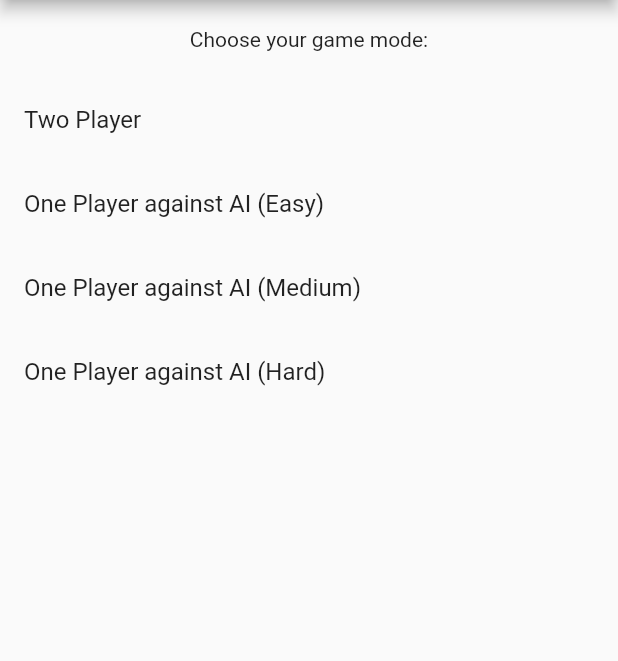
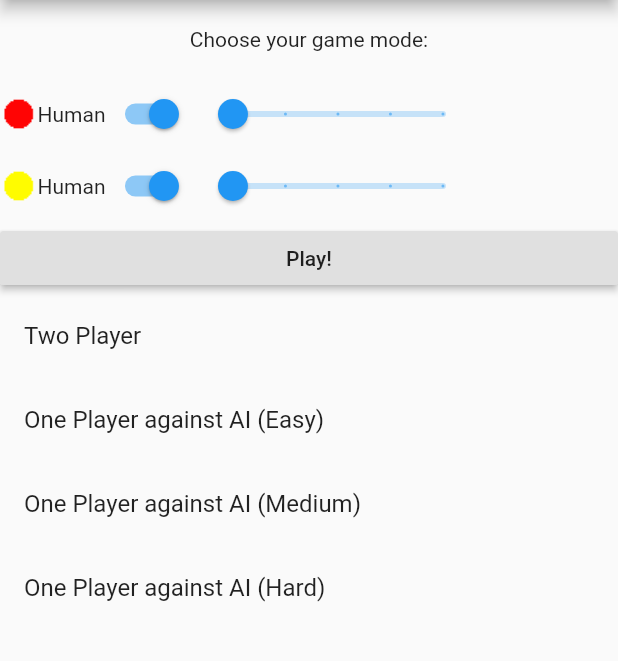
Before and after one commit to altera2015/FourInAVector, a Flutter app: the screen it shows after launch, on a phone screen of 412 x 824 dp, the part 84-745 px from its top. Run offline on Flutter 3.47's test engine with Material 2 defaults, Android fonts, the phone set to English and light mode, and no system bars.

Commit message:
Allow AI against AI!

```diff
--- a/lib/main.dart
+++ b/lib/main.dart
@@ -54,8 +54,14 @@ class HomeScreen extends StatefulWidget {
 
 class HomeScreenState extends State<HomeScreen> {
 
+  bool playerRedHuman = true;
+  bool playerYellowHuman = true;
+  double playerRedLevel = 0.0;
+  double playerYellowLevel = 0.0;
+
   @override
   Widget build(BuildContext context) {
+
 
     return Scaffold(
       appBar: AppBar(
@@ -71,6 +77,91 @@ class HomeScreenState extends State<HomeScreen> {
               child: Center (
                 child: Text ("Choose your game mode:"),
               )
+            ),
+            Row(
+              children: [
+                Image.asset( "images/red.png" ),
+                Text ( playerRedHuman ? "Human" : "AI" ),
+                Switch(
+                    value: playerRedHuman,
+                    onChanged:(bool v) {
+                      setState( () {
+                        playerRedHuman = v;
+                      });
+                    }
+                ),
+                Slider(
+                  onChanged:(double v) {
+                    setState( () {
+                      playerRedLevel = v;
+                    });
+                  },
+                  value: playerRedLevel,
+                  min: 0.0,
+                  max: 4.0,
+                  divisions: 4,
+                )
+              ]
+            ),
+            Row(
+                children: [
+                  Image.asset( "images/yellow.png" ),
+                  Text ( playerYellowHuman ? "Human" : "AI" ),
+                  Switch(
+                      value: playerYellowHuman,
+                      onChanged:(bool v) {
+                        setState( () {
+                          playerYellowHuman = v;
+                        });
+                      }
+                  ),
+                  Slider(
+                    onChanged:(double v) {
+                      setState( () {
+                        playerYellowLevel = v;
+                        debugPrint("$playerYellowLevel");
+                      });
+                    },
+                    value: playerYellowLevel,
+                    min: 0.0,
+                    max: 4.0,
+                    divisions: 4,
+                  )
+                ]
+            ),
+            RaisedButton(
+              child: Text("Play!"),
+              onPressed: (){
+
+                Map<FourPlayer, Player> players = Map<FourPlayer, Player>();
+                if ( playerRedHuman ) {
+                  players[FourPlayer.RED]  = HumanPlayer( FourPlayer.RED );
+                } else {
+                  if ( playerRedLevel == 0.0 ) {
+                    players[FourPlayer.RED]  = RandomPlayer( FourPlayer.RED );
+                  } else {
+                    int l = playerRedLevel.toInt() * 2;
+                    players[FourPlayer.RED]  = MinMaxPlayer( FourPlayer.RED, l);
+                  }
+                }
+
+                if ( playerYellowHuman ) {
+                  players[FourPlayer.YELLOW]  = HumanPlayer( FourPlayer.YELLOW );
+                } else {
+                  if ( playerYellowLevel == 0.0 ) {
+                    players[FourPlayer.YELLOW]  = RandomPlayer( FourPlayer.YELLOW );
+                  } else {
+                    int l = playerYellowLevel.toInt() * 2;
+                    players[FourPlayer.YELLOW]  = MinMaxPlayer( FourPlayer.YELLOW, l );
+                  }
+                }
+
+                Navigator.push(
+                  context,
+                  new MaterialPageRoute(builder: (context) => GameBoard(title: 'Four in a Vector', players: players)),
+                );
+
+              },
             ),
             ListTile (
               title: Text("Two Player"),
```
